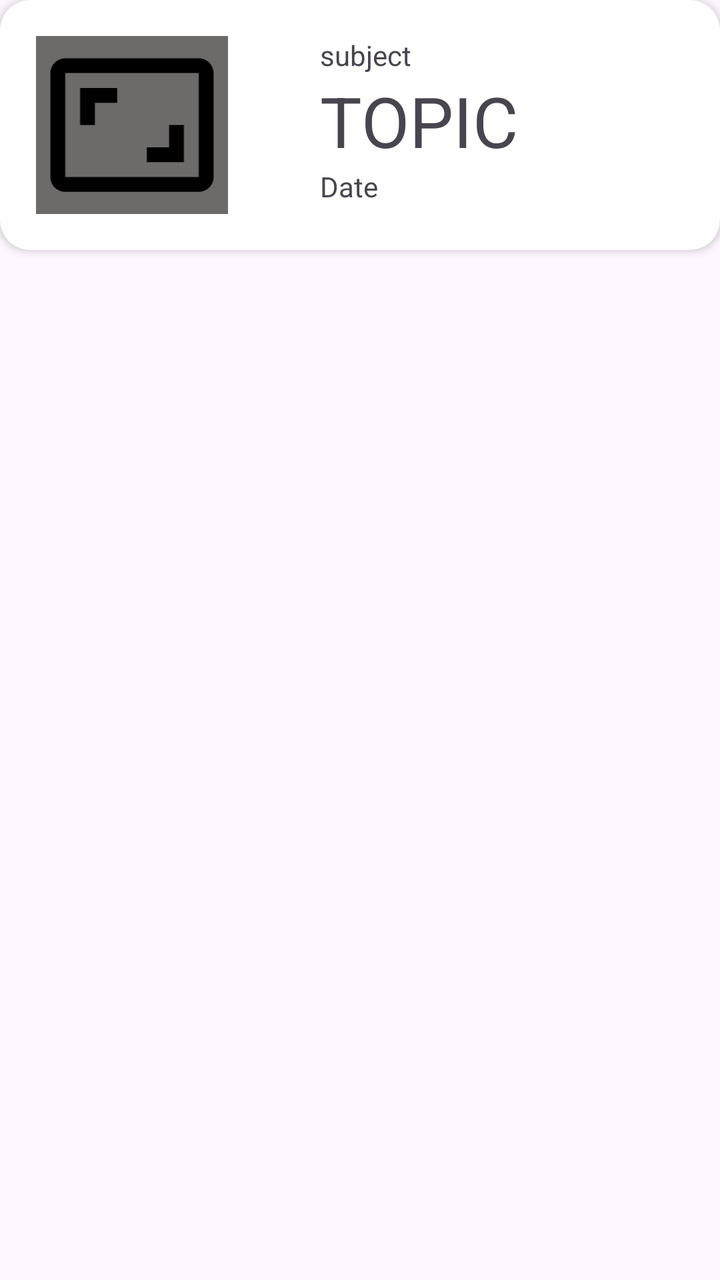
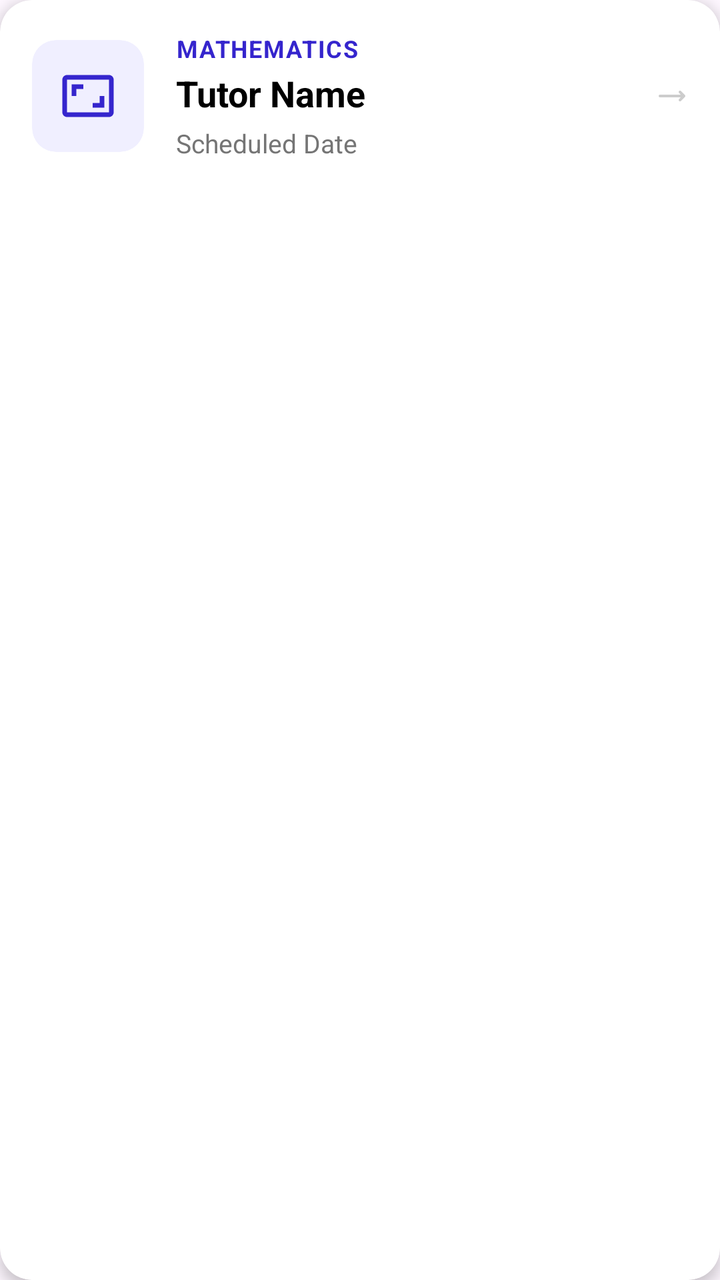

Screens rendered from an Android XML layout before and after an edit, with the pre-edit source and the edit as a unified diff.
<!-- AndroidManifest.xml: application theme Theme.MyTutor -->
<!-- res/layout/sessioninfor.xml -->
<?xml version="1.0" encoding="utf-8"?>
<FrameLayout
    xmlns:android="http://schemas.android.com/apk/res/android"
    xmlns:app="http://schemas.android.com/apk/res-auto"
    android:layout_width="match_parent"
    android:layout_height="wrap_content"
    android:layout_margin="8dp">

    <androidx.cardview.widget.CardView
        android:layout_width="match_parent"
        android:layout_height="wrap_content"
        app:cardCornerRadius="15dp">
        <LinearLayout
            android:layout_width="match_parent"
            android:layout_height="wrap_content"
            android:orientation="horizontal">

            <ImageView
                android:layout_width="96dp"
                android:layout_height="89dp"
                android:background="#6D6A6A"
                android:layout_margin="18dp"
                app:srcCompat="@drawable/outline_aspect_ratio_24" />
            <LinearLayout
                android:layout_width="match_parent"
                android:layout_height="wrap_content"
                android:layout_marginTop="18dp"
                android:layout_marginStart="28dp"
                android:orientation="vertical">
                <TextView
                    android:layout_width="wrap_content"
                    android:layout_height="wrap_content"
                    android:id="@+id/subject"
                    android:text="subject"/>
                <TextView
                    android:layout_width="wrap_content"
                    android:layout_height="wrap_content"
                    android:id="@+id/topic"
                    android:textAllCaps="true"
                    android:textSize="35sp"
                    android:text="Topic"/>
                <TextView
                    android:layout_width="wrap_content"
                    android:layout_height="wrap_content"
                    android:id="@+id/Classdate"
                    android:text="Date "/>
            </LinearLayout>
        </LinearLayout>
    </androidx.cardview.widget.CardView>

</FrameLayout>
<!-- resources referenced by this layout -->
<resources>
  <!-- drawable outline_aspect_ratio_24 (drawable) -->
  <vector xmlns:android="http://schemas.android.com/apk/res/android" android:height="24dp" android:tint="#000000" android:viewportHeight="24" android:viewportWidth="24" android:width="24dp">
        
      <path android:fillColor="@android:color/white" android:pathData="M19,12h-2v3h-3v2h5v-5zM7,9h3L10,7L5,7v5h2L7,9zM21,3L3,3c-1.1,0 -2,0.9 -2,2v14c0,1.1 0.9,2 2,2h18c1.1,0 2,-0.9 2,-2L23,5c0,-1.1 -0.9,-2 -2,-2zM21,19.01L3,19.01L3,4.99h18v14.02z"/>
      
  </vector>
  <style name="Theme.MyTutor" parent="Base.Theme.MyTutor" />
  <style name="Base.Theme.MyTutor" parent="Theme.Material3.DayNight.NoActionBar">
          
          
      </style>
</resources>

<!-- the commit's change to res/layout/sessioninfor.xml (unified diff, before → after) -->
@@ -1,51 +1,84 @@
 <?xml version="1.0" encoding="utf-8"?>
-<FrameLayout
+<androidx.cardview.widget.CardView
     xmlns:android="http://schemas.android.com/apk/res/android"
     xmlns:app="http://schemas.android.com/apk/res-auto"
     android:layout_width="match_parent"
     android:layout_height="wrap_content"
-    android:layout_margin="8dp">
+    android:layout_marginHorizontal="8dp"
+    android:layout_marginVertical="6dp"
+    app:cardCornerRadius="16dp"
+    app:cardElevation="4dp"
+    app:cardBackgroundColor="@color/white">
 
-    <androidx.cardview.widget.CardView
+    <LinearLayout
         android:layout_width="match_parent"
         android:layout_height="wrap_content"
-        app:cardCornerRadius="15dp">
-        <LinearLayout
-            android:layout_width="match_parent"
-            android:layout_height="wrap_content"
-            android:orientation="horizontal">
+        android:orientation="horizontal"
+        android:padding="16dp"
+        android:gravity="center_vertical">
+
+        
+        <androidx.cardview.widget.CardView
+            android:layout_width="56dp"
+            android:layout_height="56dp"
+            app:cardCornerRadius="12dp"
+            app:cardElevation="0dp"
+            app:cardBackgroundColor="#F0EFFF">
 
             <ImageView
-                android:layout_width="96dp"
-                android:layout_height="89dp"
-                android:background="#6D6A6A"
-                android:layout_margin="18dp"
-                app:srcCompat="@drawable/outline_aspect_ratio_24" />
-            <LinearLayout
-                android:layout_width="match_parent"
+                android:layout_width="28dp"
+                android:layout_height="28dp"
+                android:layout_gravity="center"
+                app:srcCompat="@drawable/outline_aspect_ratio_24"
+                app:tint="@color/btn" />
+        </androidx.cardview.widget.CardView>
+
+        <LinearLayout
+            android:layout_width="0dp"
+            android:layout_height="wrap_content"
+            android:layout_weight="1"
+            android:layout_marginStart="16dp"
+            android:orientation="vertical">
+
+            <TextView
+                android:id="@+id/subject"
+                android:layout_width="wrap_content"
                 android:layout_height="wrap_content"
-                android:layout_marginTop="18dp"
-                android:layout_marginStart="28dp"
-                android:orientation="vertical">
-                <TextView
-                    android:layout_width="wrap_content"
-                    android:layout_height="wrap_content"
-                    android:id="@+id/subject"
-                    android:text="subject"/>
-                <TextView
-                    android:layout_width="wrap_content"
-                    android:layout_height="wrap_content"
-                    android:id="@+id/topic"
-                    android:textAllCaps="true"
-                    android:textSize="35sp"
-                    android:text="Topic"/>
-                <TextView
-                    android:layout_width="wrap_content"
-                    android:layout_height="wrap_content"
-                    android:id="@+id/Classdate"
-                    android:text="Date "/>
-            </LinearLayout>
+                android:textSize="12sp"
+                android:textStyle="bold"
+                android:textColor="@color/btn"
+                android:textAllCaps="true"
+                android:letterSpacing="0.05"
+                android:text="Mathematics" />
+
+            <TextView
+                android:id="@+id/topic"
+                android:layout_width="wrap_content"
+                android:layout_height="wrap_content"
+                android:textSize="18sp"
+                android:textStyle="bold"
+                android:textColor="@color/black"
+                android:layout_marginTop="2dp"
+                android:text="Tutor Name" />
+
+            <TextView
+                android:id="@+id/Classdate"
+                android:layout_width="wrap_content"
+                android:layout_height="wrap_content"
+                android:textSize="13sp"
+                android:textColor="#757575"
+                android:layout_marginTop="4dp"
+                android:text="Scheduled Date"
+                android:drawablePadding="6dp"/>
         </LinearLayout>
-    </androidx.cardview.widget.CardView>
 
-</FrameLayout>
+        
+        <ImageView
+            android:layout_width="16dp"
+            android:layout_height="16dp"
+            android:alpha="0.2"
+            app:srcCompat="@drawable/left_arrow_svgrepo_com"
+            android:rotation="180" />
+
+    </LinearLayout>
+</androidx.cardview.widget.CardView>
<!-- resource entries referenced after the edit -->
@@ -1,5 +1,18 @@
 <!-- resources referenced by this layout -->
 <resources>
+  <color name="black">#FF000000</color>
+  <color name="btn">#3525CD</color>
+  <color name="white">#FFFFFFFF</color>
+  <!-- drawable left_arrow_svgrepo_com (drawable) -->
+  <vector xmlns:android="http://schemas.android.com/apk/res/android"
+      android:width="800dp"
+      android:height="800dp"
+      android:viewportWidth="24"
+      android:viewportHeight="24">
+    <path
+        android:pathData="M21,11H5.41l1.3,-1.29A1,1 0,0 0,5.29 8.29l-3,3a1,1 0,0 0,0 1.42l3,3a1,1 0,0 0,1.42 0,1 1,0 0,0 0,-1.42L5.41,13H21a1,1 0,0 0,0 -2Z"
+        android:fillColor="#000000"/>
+  </vector>
   <!-- drawable outline_aspect_ratio_24 (drawable) -->
   <vector xmlns:android="http://schemas.android.com/apk/res/android" android:height="24dp" android:tint="#000000" android:viewportHeight="24" android:viewportWidth="24" android:width="24dp">
         
